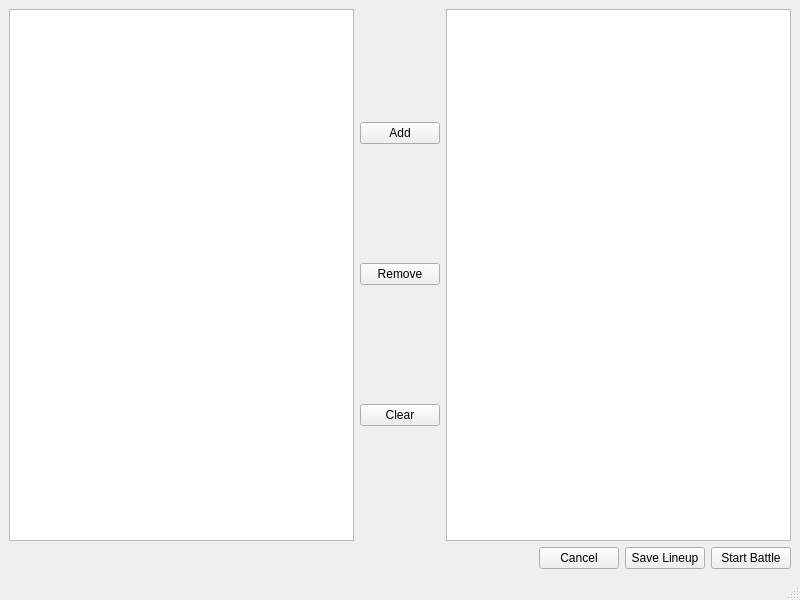
This is data/ui/combatants.ui in tvoli/pybotwar as Qt 5 draws it before an edit. The edited form follows.
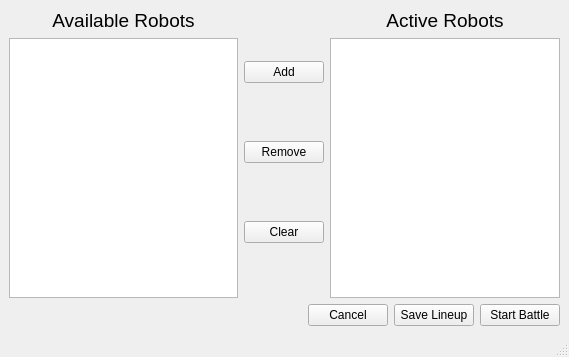
This is the edited form.

Commit message: continue design of new battle dialog

Patch:
```diff
--- a/data/ui/combatants.ui
+++ b/data/ui/combatants.ui
@@ -6,19 +6,38 @@
    <rect>
     <x>0</x>
     <y>0</y>
-    <width>800</width>
-    <height>600</height>
+    <width>569</width>
+    <height>357</height>
    </rect>
   </property>
   <property name="windowTitle">
    <string>Choose Combatants</string>
   </property>
   <widget class="QWidget" name="centralwidget">
-   <layout class="QVBoxLayout" name="verticalLayout_2">
+   <layout class="QVBoxLayout" name="verticalLayout_4">
     <item>
      <layout class="QHBoxLayout" name="horizontalLayout">
       <item>
-       <widget class="QListWidget" name="availablerobots"/>
+       <layout class="QVBoxLayout" name="verticalLayout_2">
+        <item>
+         <widget class="QLabel" name="label">
+          <property name="font">
+           <font>
+            <pointsize>14</pointsize>
+           </font>
+          </property>
+          <property name="text">
+           <string>Available Robots</string>
+          </property>
+          <property name="alignment">
+           <set>Qt::AlignCenter</set>
+          </property>
+         </widget>
+        </item>
+        <item>
+         <widget class="QListWidget" name="availablerobots"/>
+        </item>
+       </layout>
       </item>
       <item>
        <layout class="QVBoxLayout" name="verticalLayout">
@@ -46,7 +65,26 @@
        </layout>
       </item>
       <item>
-       <widget class="QListWidget" name="selectedrobots"/>
+       <layout class="QVBoxLayout" name="verticalLayout_3">
+        <item>
+         <widget class="QLabel" name="label_2">
+          <property name="font">
+           <font>
+            <pointsize>14</pointsize>
+           </font>
+          </property>
+          <property name="text">
+           <string>Active Robots</string>
+          </property>
+          <property name="alignment">
+           <set>Qt::AlignCenter</set>
+          </property>
+         </widget>
+        </item>
+        <item>
+         <widget class="QListWidget" name="selectedrobots"/>
+        </item>
+       </layout>
       </item>
      </layout>
     </item>
```
Left out of the diff: 66 changed lines with no effect on the pictures. The commit also changes 1 other file.
